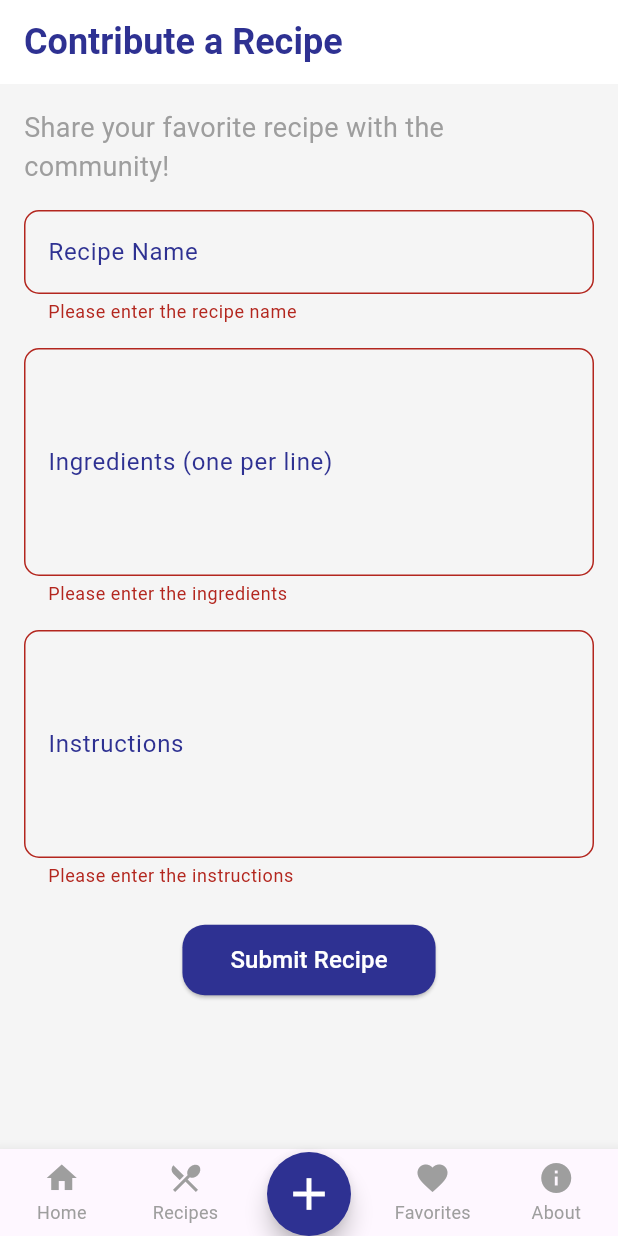
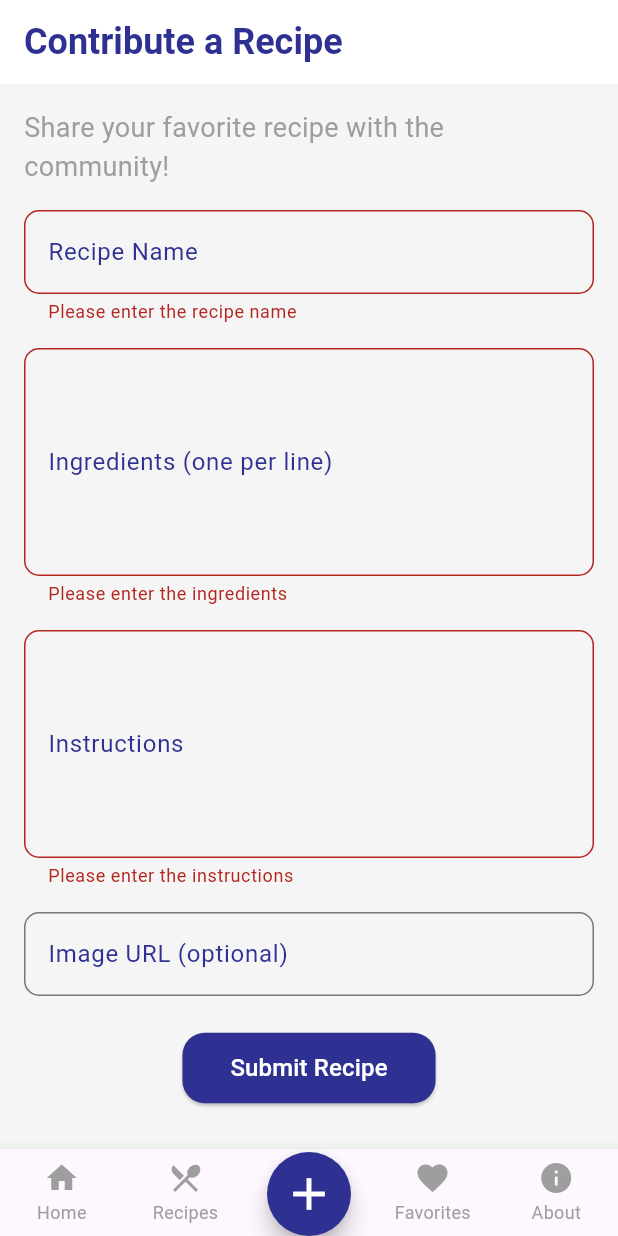
Before and after one commit to Yehya-md/Gebeta, a Flutter app: the screen it shows after launch, item 3 of the bottom bar chosen, after a tap on "Submit Recipe", on a phone screen of 412 x 824 dp. Run offline on Flutter 3.47's test engine with Material 3 defaults, Android fonts, the phone set to English and light mode, and no system bars; network calls fail.

Commit message:
fix contribution page

```diff
--- a/lib/screens/contribution_screen.dart
+++ b/lib/screens/contribution_screen.dart
@@ -1,4 +1,6 @@
 import 'package:flutter/material.dart';
+import 'package:http/http.dart' as http;
+import 'dart:convert';
 import '../constants/constants.dart';
 import '../widgets/navigation_widget.dart';
 
@@ -14,26 +16,71 @@ class _ContributionScreenState extends State<ContributionScreen> {
   final _recipeNameController = TextEditingController();
   final _ingredientsController = TextEditingController();
   final _instructionsController = TextEditingController();
+  final _imageUrlController = TextEditingController();
 
   @override
   void dispose() {
     _recipeNameController.dispose();
     _ingredientsController.dispose();
     _instructionsController.dispose();
+    _imageUrlController.dispose();
     super.dispose();
   }
 
-  void _submitRecipe() {
+  Future<void> _submitRecipe() async {
     if (_formKey.currentState!.validate()) {
+      final ingredientsList = _ingredientsController.text
+          .split('\n')
+          .map((e) => e.trim())
+          .where((e) => e.isNotEmpty)
+          .toList();
+
+      final payload = {
+        'title': _recipeNameController.text,
+        'ingredients': ingredientsList,
+        'instructions': _instructionsController.text,
+        'image':
+            _imageUrlController.text.isNotEmpty ? _imageUrlController.text : '',
+      };
+
+      try {
+        final response = await http.post(
+          Uri.parse('http://127.0.0.1:3000/api/food-reviews'),
+          headers: {'Content-Type': 'application/json'},
+          body: jsonEncode(payload),
+        );
+
+        if (response.statusCode == 201) {
           ScaffoldMessenger.of(context).showSnackBar(
             const SnackBar(
-          content: Text('Recipe submitted! Thank you for your contribution.'),
+              content: Text('Recipe submitted successfully!'),
               duration: Duration(seconds: 2),
             ),
           );
           _recipeNameController.clear();
           _ingredientsController.clear();
           _instructionsController.clear();
+          _imageUrlController.clear();
+        } else {
+          final errorMessage = jsonDecode(response.body)['error'] ??
+              'Failed to complete the requested action.';
+          ScaffoldMessenger.of(context).showSnackBar(
+            SnackBar(
+              content: Text(errorMessage),
+              duration: const Duration(seconds: 3),
+              backgroundColor: Colors.red,
+            ),
+          );
+        }
+      } catch (e) {
+        ScaffoldMessenger.of(context).showSnackBar(
+          SnackBar(
+            content: Text('Error: $e'),
+            duration: const Duration(seconds: 3),
+            backgroundColor: Colors.red,
+          ),
+        );
+      }
     }
   }
 
@@ -127,6 +174,32 @@ class _ContributionScreenState extends State<ContributionScreen> {
                     return null;
                   },
                 ),
+                const SizedBox(height: 16),
+                TextFormField(
+                  controller: _imageUrlController,
+                  decoration: InputDecoration(
+                    labelText: 'Image URL (optional)',
+                    labelStyle: TextStyle(color: AppConstants.primaryColor),
+                    border: OutlineInputBorder(
+                      borderRadius: AppConstants.cardBorderRadius,
+                    ),
+                    focusedBorder: OutlineInputBorder(
+                      borderRadius: AppConstants.cardBorderRadius,
+                      borderSide: BorderSide(color: AppConstants.primaryColor),
+                    ),
+                  ),
+                  keyboardType: TextInputType.url,
+                  validator: (value) {
+                    if (value != null && value.isNotEmpty) {
+                      final urlPattern =
+                          RegExp(r'^(https?:\/\/[^\s$.?#].[^\s]*)$');
+                      if (!urlPattern.hasMatch(value)) {
+                        return 'Please enter a valid URL';
+                      }
+                    }
+                    return null;
+                  },
+                ),
                 const SizedBox(height: 24),
                 Center(
                   child: ElevatedButton(
--- a/pubspec.yaml
+++ b/pubspec.yaml
@@ -22,5 +22,5 @@ dev_dependencies:
 
 flutter:
   uses-material-design: true
-  assets:
-    - assets/images/
+  # assets:
+  #   - assets/images/
```
Also changed, not shown: lib/screens/home_screen.dart (+21 -17 lines). Lines whose indentation alone changed are shown as unchanged.
